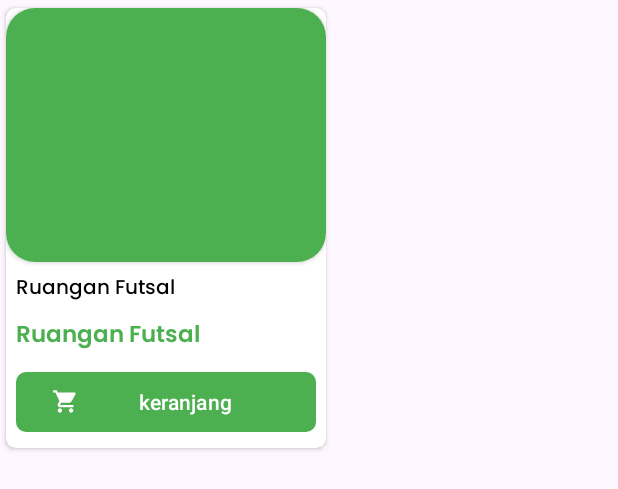
After one commit to KEVINGILBERTTODING/Canvala-App, an Android app: the layout list_product.xml on its own in the app's theme, with its tools: preview values and no code run, on a phone screen of 412 x 824 dp. The commit adds this screen. Shown: the top 489 px of the screen. Run offline under Robolectric (Android 15) with nearby library versions, the phone set to English and light mode, and no system bars.

Commit message:
Added home user

```diff
--- a/app/src/main/java/com/example/canvala/util/Constants.java
+++ b/app/src/main/java/com/example/canvala/util/Constants.java
@@ -5,6 +5,7 @@ public class Constants {
     public static final String IP_ADDRESS = "192.168.100.6";
     public static final String MAIN_END_POINT = "http://" + IP_ADDRESS + "/canvala/";
     public static final String SECOND_END_POINT = "http://" + IP_ADDRESS + "/ortosec/";
+    public static final String URL_PRODUCT = SECOND_END_POINT + "/assets/images/";
     public static final String SHARED_PREF_NAME = "data_user";
     public static final String SHARED_PREF_USER_ID = "user_id";
     public static final String SHARED_PREF_ROLE = "role";
--- /dev/null
+++ b/app/src/main/res/drawable/baseline_shopping_cart_24.xml
@@ -0,0 +1,5 @@
+<vector android:height="24dp" android:tint="#000000"
+    android:viewportHeight="24" android:viewportWidth="24"
+    android:width="24dp" xmlns:android="http://schemas.android.com/apk/res/android">
+    <path android:fillColor="@android:color/white" android:pathData="M7,18c-1.1,0 -1.99,0.9 -1.99,2S5.9,22 7,22s2,-0.9 2,-2 -0.9,-2 -2,-2zM1,2v2h2l3.6,7.59 -1.35,2.45c-0.16,0.28 -0.25,0.61 -0.25,0.96 0,1.1 0.9,2 2,2h12v-2L7.42,15c-0.14,0 -0.25,-0.11 -0.25,-0.25l0.03,-0.12 0.9,-1.63h7.45c0.75,0 1.41,-0.41 1.75,-1.03l3.58,-6.49c0.08,-0.14 0.12,-0.31 0.12,-0.48 0,-0.55 -0.45,-1 -1,-1L5.21,4l-0.94,-2L1,2zM17,18c-1.1,0 -1.99,0.9 -1.99,2s0.89,2 1.99,2 2,-0.9 2,-2 -0.9,-2 -2,-2z"/>
+</vector>
--- a/app/src/main/res/layout/fragment_user_home.xml
+++ b/app/src/main/res/layout/fragment_user_home.xml
@@ -7,7 +7,13 @@
         xmlns:tools="http://schemas.android.com/tools"
         android:layout_width="match_parent"
         android:layout_height="match_parent"
+        android:background="@color/white"
         tools:context=".ui.main.user.home.UserHomeFragment">
+
+        <androidx.recyclerview.widget.RecyclerView
+            android:id="@+id/rvProduct"
+            android:layout_width="match_parent"
+            android:layout_height="match_parent"/>
 
 
 
--- /dev/null
+++ b/app/src/main/res/layout/list_product.xml
@@ -0,0 +1,67 @@
+<?xml version="1.0" encoding="utf-8"?>
+<RelativeLayout xmlns:android="http://schemas.android.com/apk/res/android"
+    android:layout_width="match_parent"
+    xmlns:app="http://schemas.android.com/apk/res-auto"
+    android:layout_height="wrap_content">
+
+    <androidx.cardview.widget.CardView
+        android:layout_width="@dimen/_170sdp"
+        app:cardCornerRadius="@dimen/_5sdp"
+        app:cardUseCompatPadding="true"
+        android:layout_height="wrap_content">
+        <LinearLayout
+            android:layout_width="match_parent"
+            android:orientation="vertical"
+            android:layout_height="wrap_content">
+
+            <androidx.cardview.widget.CardView
+                android:layout_width="match_parent"
+                app:cardCornerRadius="@dimen/_15sdp"
+                android:layout_height="wrap_content">
+                <ImageView
+                    android:id="@+id/ivProduct"
+                    android:layout_width="match_parent"
+                    android:src="@color/main"
+                    android:layout_height="@dimen/_130sdp"/>
+
+            </androidx.cardview.widget.CardView>
+
+            <TextView
+                android:id="@+id/tvNamaProduct"
+                android:layout_width="match_parent"
+                android:layout_height="wrap_content"
+                android:text="Ruangan Futsal"
+                android:layout_marginRight="@dimen/_5sdp"
+                android:layout_marginLeft="@dimen/_5sdp"
+                android:textSize="@dimen/_10ssp"
+                android:layout_marginTop="@dimen/_5sdp"
+                android:fontFamily="@font/popmed"
+                android:textColor="@color/black"/>
+
+
+            <TextView
+                android:id="@+id/tvHarga"
+                android:layout_width="match_parent"
+                android:layout_height="wrap_content"
+                android:text="Ruangan Futsal"
+                android:layout_marginRight="@dimen/_5sdp"
+                android:layout_marginLeft="@dimen/_5sdp"
+                android:textSize="@dimen/_12ssp"
+                android:layout_marginTop="@dimen/_5sdp"
+                android:fontFamily="@font/popsem"
+                android:textColor="@color/main"/>
+
+            <com.google.android.material.button.MaterialButton
+                android:layout_width="match_parent"
+                app:icon="@drawable/baseline_shopping_cart_24"
+                android:layout_height="wrap_content"
+                android:layout_margin="@dimen/_5sdp"
+                android:text="keranjang"
+                app:cornerRadius="@dimen/_5sdp"/>
+
+
+        </LinearLayout>
+
+    </androidx.cardview.widget.CardView>
+
+</RelativeLayout>
```
Also changed, not shown: app/src/main/java/com/example/canvala/data/api/UserService.java (added, +13 -0 lines), app/src/main/java/com/example/canvala/data/model/ProductModel.java (added, +131 -0 lines), app/src/main/java/com/example/canvala/ui/main/auth/LoginActivity.java (+9 -1 lines), app/src/main/java/com/example/canvala/ui/main/user/adapter/ProductAdapter.java (added, +70 -0 lines), app/src/main/java/com/example/canvala/ui/main/user/home/UserHomeFragment.java (+94 -1 lines).
